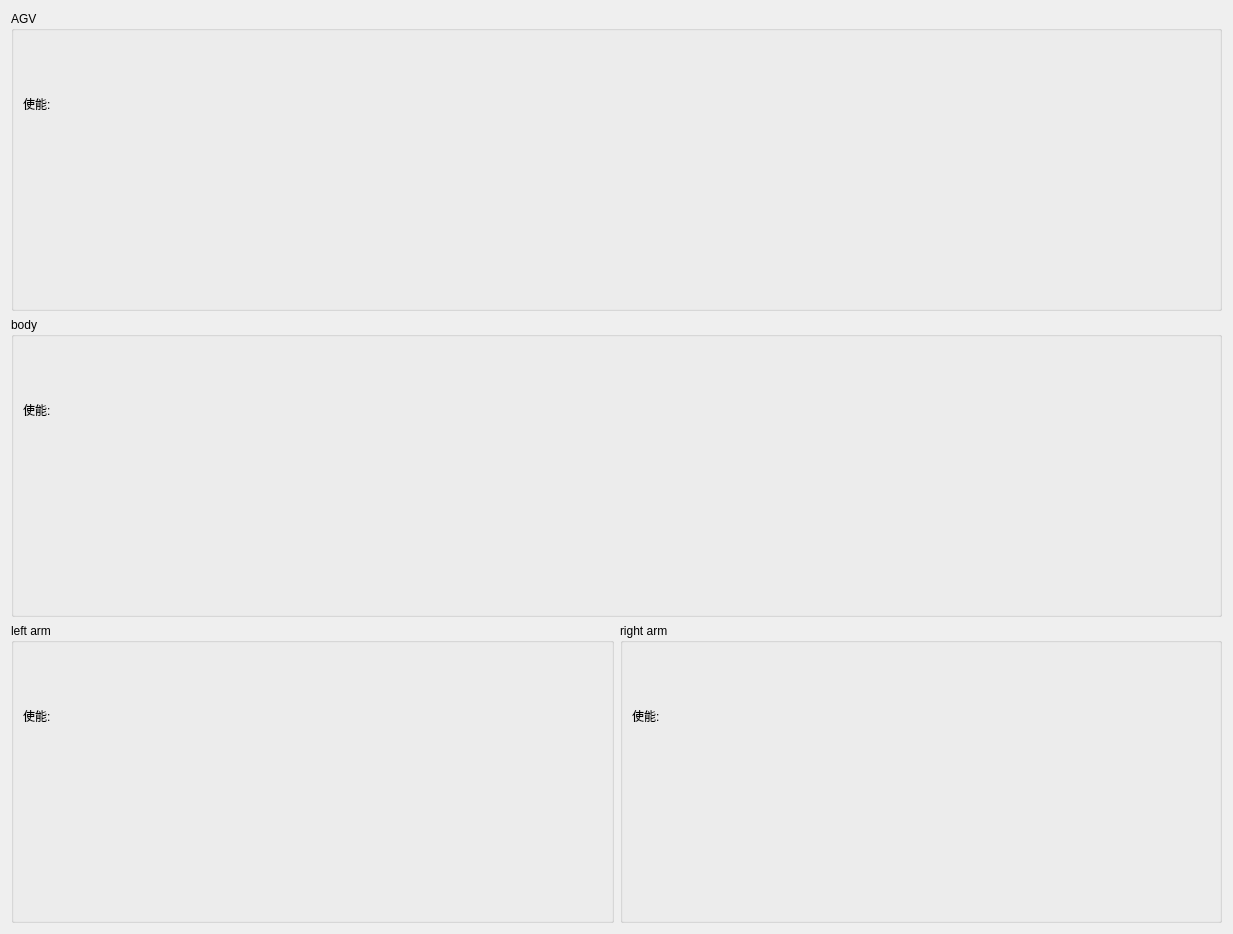
nova0408/Dingtai, file gui/test_gui/TestRobotTab.ui: the form before one commit.
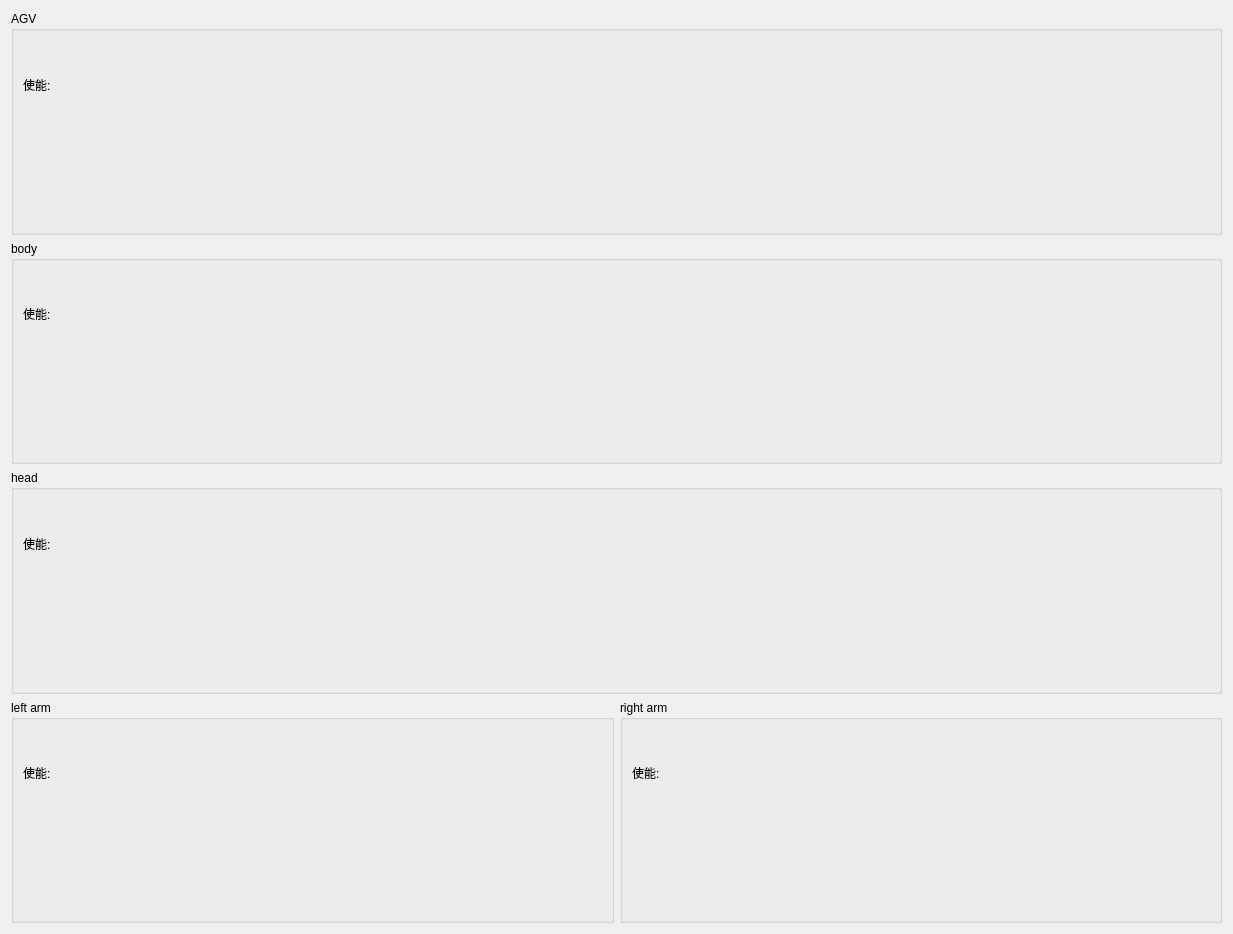
The form after the commit.

```diff
--- a/gui/test_gui/TestRobotTab.ui
+++ b/gui/test_gui/TestRobotTab.ui
@@ -161,10 +161,71 @@
        </layout>
       </item>
      </layout>
-    </widget>
-   </item>
-   <item>
-    <layout class="QHBoxLayout" name="horizontalLayout">
+   </widget>
+  </item>
+  <item>
+   <widget class="QGroupBox" name="groupBox_head">
+    <property name="title">
+     <string>head</string>
+    </property>
+    <layout class="QVBoxLayout" name="verticalLayout_head">
+     <item>
+      <layout class="QHBoxLayout" name="horizontalLayout_head">
+       <item>
+        <widget class="QLabel" name="label_head">
+         <property name="text">
+          <string>使能:</string>
+         </property>
+        </widget>
+       </item>
+       <item>
+        <widget class="QWidget" name="head_enable" native="true">
+         <property name="minimumSize">
+          <size>
+           <width>44</width>
+           <height>44</height>
+          </size>
+         </property>
+         <property name="styleSheet">
+          <string notr="true">[_q_custom_style_disabled=&quot;true&quot;] QObject {
+	background-color: rgb(85, 170, 255)
+}</string>
+         </property>
+        </widget>
+       </item>
+       <item>
+        <spacer name="horizontalSpacer_head">
+         <property name="orientation">
+          <enum>Qt::Orientation::Horizontal</enum>
+         </property>
+         <property name="sizeHint" stdset="0">
+          <size>
+           <width>40</width>
+           <height>20</height>
+          </size>
+         </property>
+        </spacer>
+       </item>
+      </layout>
+     </item>
+     <item>
+      <layout class="QGridLayout" name="gridLayout_head">
+       <item row="0" column="0">
+        <widget class="QWidget" name="dof_head_yaw" native="true">
+         <property name="styleSheet">
+          <string notr="true">[_q_custom_style_disabled=&quot;true&quot;] QObject {
+	background-color: rgb(255, 55, 168);
+}</string>
+         </property>
+        </widget>
+       </item>
+      </layout>
+     </item>
+    </layout>
+   </widget>
+  </item>
+  <item>
+   <layout class="QHBoxLayout" name="horizontalLayout">
      <item>
       <widget class="QGroupBox" name="groupBox_2">
        <property name="title">
```
Left out of the diff: 15 changed lines with no effect on the pictures.
